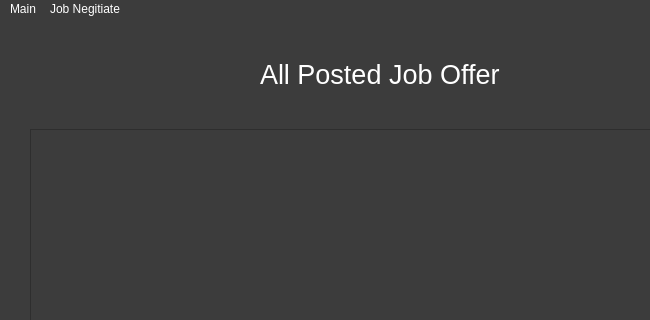
Above: ui_form/Company_main_screen.ui from Sirawap/PathFinder-Project before the change; both pictures show x 0 to 650 and y 0 to 320 of the 800 by 600 pixel window. Below: the same form after it.
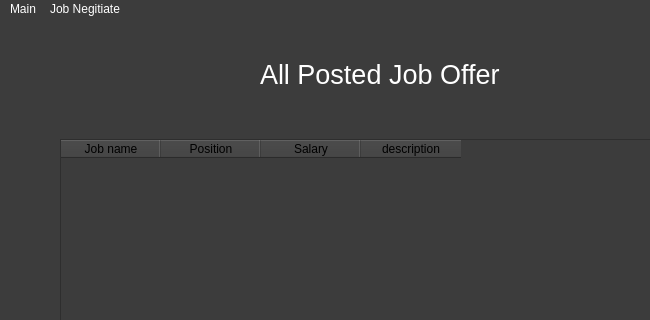
That is the form after the change.

Commit message: company_main_screen

What changed in the file:
```diff
--- a/ui_form/Company_main_screen.ui
+++ b/ui_form/Company_main_screen.ui
@@ -21,28 +21,12 @@
 }</string>
   </property>
   <widget class="QWidget" name="centralwidget">
-   <widget class="QTableView" name="tableView">
-    <property name="geometry">
-     <rect>
-      <x>30</x>
-      <y>110</y>
-      <width>731</width>
-      <height>431</height>
-     </rect>
-    </property>
-    <property name="iconSize">
-     <size>
-      <width>0</width>
-      <height>0</height>
-     </size>
-    </property>
-   </widget>
    <widget class="QLabel" name="label">
     <property name="geometry">
      <rect>
       <x>260</x>
       <y>20</y>
-      <width>251</width>
+      <width>291</width>
       <height>71</height>
      </rect>
     </property>
@@ -55,6 +39,39 @@
      <string>All Posted Job Offer</string>
     </property>
    </widget>
+   <widget class="QTableWidget" name="tableWidget">
+    <property name="geometry">
+     <rect>
+      <x>60</x>
+      <y>120</y>
+      <width>691</width>
+      <height>401</height>
+     </rect>
+    </property>
+    <property name="styleSheet">
+     <string notr="true">color: black;</string>
+    </property>
+    <column>
+     <property name="text">
+      <string>Job name</string>
+     </property>
+    </column>
+    <column>
+     <property name="text">
+      <string>Position</string>
+     </property>
+    </column>
+    <column>
+     <property name="text">
+      <string>Salary</string>
+     </property>
+    </column>
+    <column>
+     <property name="text">
+      <string>description</string>
+     </property>
+    </column>
+   </widget>
   </widget>
   <widget class="QMenuBar" name="menubar">
    <property name="geometry">
```
Left out of the diff: 2 changed lines with no effect on the pictures. The commit also changes 1 other file.
